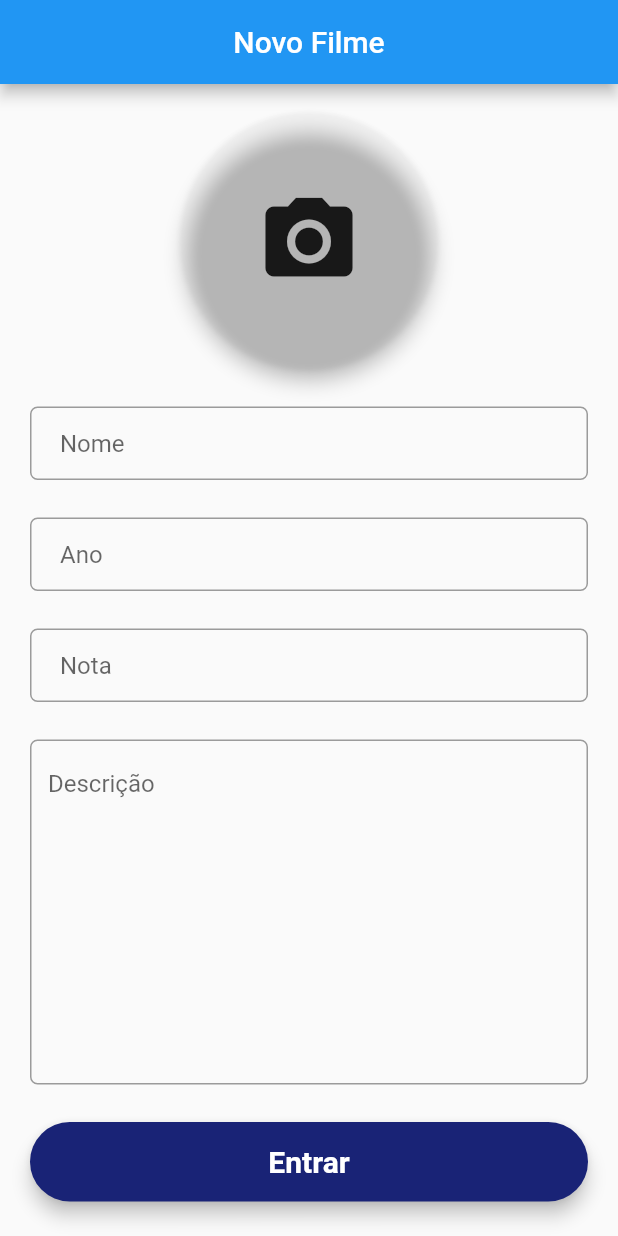
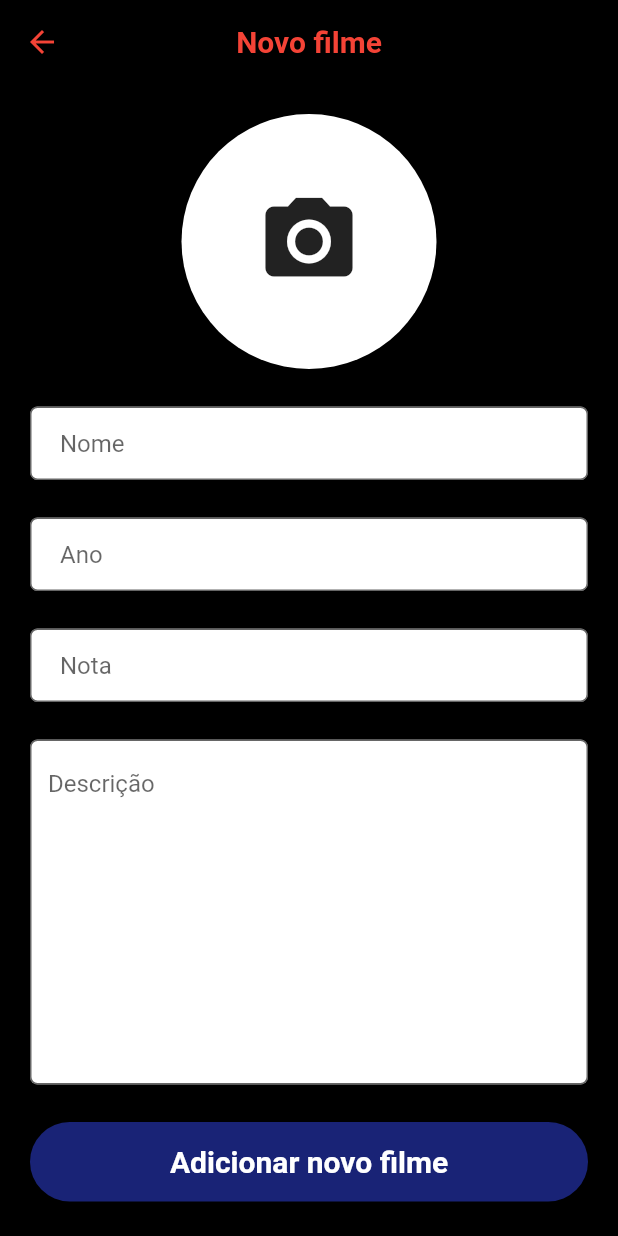
Before and after one commit to LucasFerreira159/MovieDb---Flutter, a Flutter app: the NewMovie screen opened directly, on a phone screen of 412 x 824 dp. Run offline on Flutter 3.47's test engine with Material 2 defaults, Android fonts, the phone set to English and light mode, and no system bars; network calls fail; Roboto replaces fonts that are missing (Arvo, Montserrat).

Commit message:
Add colors and button to return to movie list screen

```diff
--- a/lib/main.dart
+++ b/lib/main.dart
@@ -1,10 +1,9 @@
 import 'package:flutter/material.dart';
 import 'package:flutter_movie/movie_list.dart';
-import 'package:flutter_movie/new_movie.dart';
 
 void main(){
   runApp(MaterialApp(
-    home: NewMovie(),
+    home: MovieList(),
     debugShowCheckedModeBanner: false,
   ));
 }
--- a/lib/movie_list.dart
+++ b/lib/movie_list.dart
@@ -1,4 +1,6 @@
 import 'package:flutter/material.dart';
+import 'package:flutter_movie/movie.dart';
+import 'package:flutter_movie/new_movie.dart';
 import 'dart:async';
 import 'dart:convert';
 import 'package:http/http.dart' as http;
@@ -11,7 +13,7 @@ class MovieList extends StatefulWidget {
 }
 
 class _MovieListState extends State<MovieList> {
-  var movies;
+  List<Movie> movies;
   Color mainColor = Colors.red;
 
   @override
@@ -61,6 +63,15 @@ class _MovieListState extends State<MovieList> {
           ],
         ),
       ),
+      floatingActionButton: FloatingActionButton(
+        child: Icon(Icons.add),
+        onPressed: () {
+          Navigator.push(
+            context,
+            MaterialPageRoute(builder: (context) => NewMovie()),
+          );
+        },
+      ),
     );
   }
 
--- a/lib/new_movie.dart
+++ b/lib/new_movie.dart
@@ -17,7 +17,7 @@ class _NewMovieState extends State<NewMovie> {
     final imageButton = Material(
         elevation: 5.0,
         shape: CircleBorder(),
-        color: Colors.transparent,
+        color: Colors.white,
         child: InkWell(
           child: IconButton(
             icon: Icon(Icons.camera_alt),
@@ -39,6 +39,8 @@ class _NewMovieState extends State<NewMovie> {
         return null;
       },
       decoration: InputDecoration(
+        fillColor: Colors.white,
+        filled: true,
           contentPadding: EdgeInsets.fromLTRB(20.0, 15.0, 20.0, 15.0),
           hintText: 'Nome',
           border: OutlineInputBorder(borderRadius: BorderRadius.circular(5.0))),
@@ -48,6 +50,8 @@ class _NewMovieState extends State<NewMovie> {
       controller: _movieScoreController,
       keyboardType: TextInputType.number,
       decoration: InputDecoration(
+        fillColor: Colors.white,
+        filled: true,
           contentPadding: EdgeInsets.fromLTRB(20.0, 15.0, 20.0, 15.0),
           hintText: 'Nota',
           border: OutlineInputBorder(borderRadius: BorderRadius.circular(5.0))),
@@ -57,6 +61,8 @@ class _NewMovieState extends State<NewMovie> {
       controller: _movieYearController,
       keyboardType: TextInputType.number,
       decoration: InputDecoration(
+        fillColor: Colors.white,
+        filled: true,
           contentPadding: EdgeInsets.fromLTRB(20.0, 15.0, 20.0, 15.0),
           hintText: 'Ano',
           border: OutlineInputBorder(borderRadius: BorderRadius.circular(5.0))),
@@ -67,6 +73,8 @@ class _NewMovieState extends State<NewMovie> {
       keyboardType: TextInputType.multiline,
       maxLines: 10,
       decoration: InputDecoration(
+        fillColor: Colors.white,
+        filled: true,
         hintText: 'Descrição',
         border: OutlineInputBorder(
           borderRadius: BorderRadius.circular(5.0),
@@ -87,7 +95,7 @@ class _NewMovieState extends State<NewMovie> {
             // Add to list
           }
         },
-        child: Text('Entrar',
+        child: Text('Adicionar novo filme',
             textAlign: TextAlign.center,
             style: TextStyle(fontFamily: 'Montserrat', fontSize: 20.0)
                 .copyWith(color: Colors.white, fontWeight: FontWeight.bold)),
@@ -95,13 +103,26 @@ class _NewMovieState extends State<NewMovie> {
     );
 
     return Scaffold(
+      backgroundColor: Colors.black,
       appBar: AppBar(
+        elevation: 0.3,
         centerTitle: true,
-        title: Text('Novo Filme'),
+        title: Text(
+          'Novo filme',
+          style: new TextStyle(
+              color: Colors.red,
+              fontFamily: 'Arvo',
+              fontWeight: FontWeight.bold),
         ),
-      body: ListView(
-        children: <Widget>[
-          Form(
+        backgroundColor: Colors.black87,
+        leading: IconButton(
+          icon: Icon(Icons.arrow_back),
+          color: Colors.red,
+          onPressed: () => Navigator.of(context).pop(),
+        ),
+      ),
+      body: SingleChildScrollView(
+        child: Form(
           key: _formKey,
           child: Padding(
             padding: EdgeInsets.all(20),
@@ -132,7 +153,6 @@ class _NewMovieState extends State<NewMovie> {
             ),
           ),
         ),
-        ],
       ),
     );
   }
```
Lines whose indentation alone changed are shown as unchanged.
